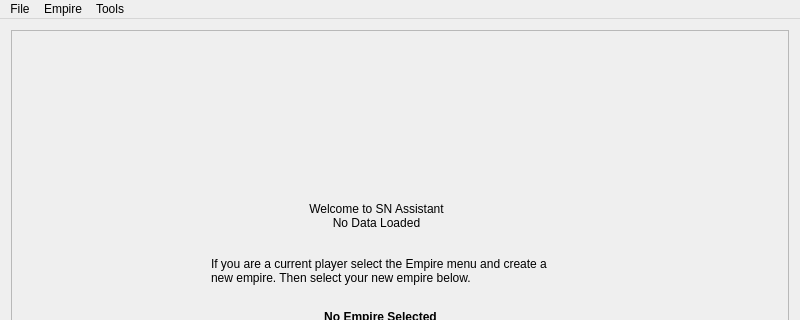
Above: MainWindow.ui from Ramblurr/SupernovaAssistant before the change; both pictures show x 0 to 800 and y 0 to 320 of the 800 by 600 pixel window. Below: the same form after it.
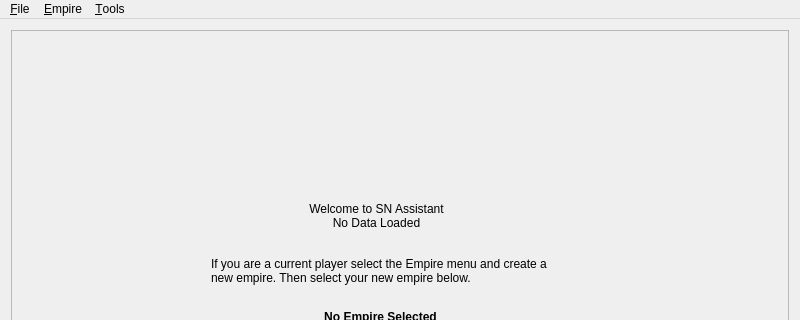
That is the form after the change.

Commit message: Add shortcuts to the mainwindow

Diff of the .ui file:
```diff
--- a/MainWindow.ui
+++ b/MainWindow.ui
@@ -136,25 +136,25 @@
      <x>0</x>
      <y>0</y>
      <width>800</width>
-     <height>19</height>
+     <height>21</height>
     </rect>
    </property>
    <widget class="QMenu" name="menuFile">
     <property name="title">
-     <string>File</string>
+     <string>&amp;File</string>
     </property>
     <addaction name="actionQuit"/>
    </widget>
    <widget class="QMenu" name="menuEmpire">
     <property name="title">
-     <string>Empire</string>
+     <string>&amp;Empire</string>
     </property>
     <addaction name="actionCreate_an_Empire"/>
     <addaction name="actionSelect_Empire"/>
    </widget>
    <widget class="QMenu" name="menuTools">
     <property name="title">
-     <string>Tools</string>
+     <string>&amp;Tools</string>
     </property>
     <addaction name="actionShip_Designer"/>
     <addaction name="actionItem_Editor"/>
```
Left out of the diff: 10 changed lines with no effect on the pictures.
